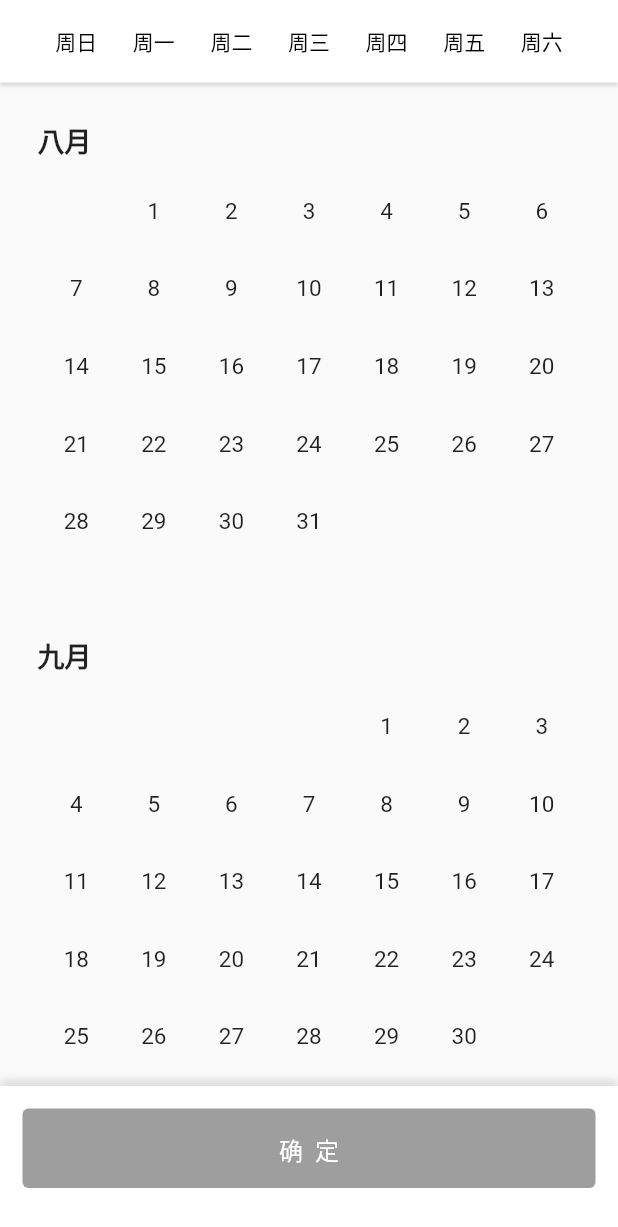
After one commit to zeqinjie/flutter_demo, a Flutter app: the screen it shows after launch, after a tap on "全屏日历", on a phone screen of 412 x 824 dp. The commit adds this screen. Shown: the top 1227 px of the screen. Run offline on Flutter 3.47's test engine with Material 2 defaults, Android fonts, the phone set to English and light mode, and no system bars; our stand-ins replace rive.

Commit message:
<add>: 日历 demo 调整为空安全

```diff
--- /dev/null
+++ b/lib/calendar_demo/calendar/calendar_list.dart
@@ -0,0 +1,219 @@
+library calendar_list;
+
+import 'package:flutter/material.dart';
+
+import 'month_view.dart';
+import 'weekday_row.dart';
+
+class CalendarList extends StatefulWidget {
+  final DateTime firstDate;
+  final DateTime lastDate;
+  final DateTime? selectedStartDate;
+  final DateTime? selectedEndDate;
+  final Function? onSelectFinish;
+
+  CalendarList({
+    Key? key,
+    required this.firstDate,
+    required this.lastDate,
+    this.onSelectFinish,
+    this.selectedStartDate,
+    this.selectedEndDate,
+  })  : assert(!firstDate.isAfter(lastDate),
+            'lastDate must be on or after firstDate'),
+        super(key: key);
+
+  @override
+  _CalendarListState createState() => _CalendarListState();
+}
+
+class _CalendarListState extends State<CalendarList> {
+  // ignore: non_constant_identifier_names
+  final double HORIZONTAL_PADDING = 25.0;
+  late DateTime? selectStartTime;
+  late DateTime? selectEndTime;
+  late int yearStart;
+  late int monthStart;
+  late int yearEnd;
+  late int monthEnd;
+  late int count;
+
+  @override
+  void initState() {
+    super.initState();
+    // 传入的开始日期
+    selectStartTime = widget.selectedStartDate;
+    // 传入的结束日期
+    selectEndTime = widget.selectedEndDate;
+    yearStart = widget.firstDate.year;
+    monthStart = widget.firstDate.month;
+    yearEnd = widget.lastDate.year;
+    monthEnd = widget.lastDate.month;
+    count = monthEnd - monthStart + (yearEnd - yearStart) * 12 + 1;
+  }
+
+  // 选项处理回调
+  void onSelectDayChanged(DateTime dateTime) {
+    if (selectStartTime == null && selectEndTime == null) {
+      selectStartTime = dateTime;
+    } else if (selectStartTime != null && selectEndTime == null) {
+      selectEndTime = dateTime;
+      // 如果选择的开始日期和结束日期相等，则清除选项
+      if (selectStartTime == selectEndTime) {
+        setState(() {
+          selectStartTime = null;
+          selectEndTime = null;
+        });
+        return;
+      }
+      // 如果用户反选，则交换开始和结束日期
+      if (selectStartTime!.isAfter(selectEndTime!)) {
+        DateTime temp = selectStartTime!;
+        selectStartTime = selectEndTime;
+        selectEndTime = temp;
+      }
+    } else if (selectStartTime != null && selectEndTime != null) {
+      selectStartTime = null;
+      selectEndTime = null;
+      selectStartTime = dateTime;
+    }
+    setState(() {
+      selectStartTime;
+      selectEndTime;
+    });
+  }
+
+  @override
+  Widget build(BuildContext context) {
+    return Scaffold(
+      body: SafeArea(
+        child: Stack(
+          children: <Widget>[
+            Positioned(
+              top: 0,
+              left: 0,
+              right: 0,
+              height: 55.0,
+              child: Container(
+                padding: EdgeInsets.only(
+                    left: HORIZONTAL_PADDING, right: HORIZONTAL_PADDING),
+                decoration: const BoxDecoration(
+                  // border: Border.all(width: 3, color: Color(0xffaaaaaa)),
+                  // 实现阴影效果
+                  color: Colors.white,
+                  boxShadow: [
+                    BoxShadow(
+                        color: Colors.black12,
+                        offset: Offset(0, 2.0),
+                        blurRadius: 1.0)
+                  ],
+                ),
+                child: WeekdayRow(),
+              ),
+            ),
+            Container(
+              margin: const EdgeInsets.only(top: 55.0, bottom: 100.0),
+              child: CustomScrollView(
+                slivers: <Widget>[
+                  SliverList(
+                    delegate: SliverChildBuilderDelegate(
+                      (BuildContext context, int index) {
+                        int month = index + monthStart;
+                        DateTime calendarDateTime = DateTime(yearStart, month);
+                        return _getMonthView(calendarDateTime);
+                      },
+                      childCount: count,
+                    ),
+                  ),
+                ],
+              ),
+            ),
+            Positioned(
+              bottom: 0.0,
+              left: 0.0,
+              right: 0.0,
+              height: 100.0,
+              child: Container(
+                alignment: Alignment.center,
+                padding: const EdgeInsets.only(
+                    left: 15.0, top: 15.0, bottom: 32.0, right: 15.0),
+                decoration: const BoxDecoration(
+                  // border: Border.all(width: 3, color: Color(0xffaaaaaa)),
+                  // 实现阴影效果
+                  color: Colors.white,
+                  boxShadow: [
+                    BoxShadow(
+                        color: Colors.black12,
+                        offset: Offset(0, -4.0),
+                        blurRadius: 4.0)
+                  ],
+                ),
+                child: Flex(
+                  direction: Axis.horizontal,
+                  children: <Widget>[
+                    Expanded(
+                      flex: 1,
+                      child: TextButton(
+                        onPressed: _finishSelect,
+                        style: ButtonStyle(
+                          textStyle: MaterialStateProperty.all(
+                            const TextStyle(
+                              color: Colors.white,
+                            ),
+                          ),
+                          padding: MaterialStateProperty.all(
+                            const EdgeInsets.only(
+                              top: 15.0,
+                              bottom: 15.0,
+                            ),
+                          ),
+                          backgroundColor: MaterialStateProperty.all(
+                              (selectStartTime != null ||
+                                      (selectStartTime != null &&
+                                          selectEndTime != null))
+                                  ? Colors.deepOrange
+                                  : Colors.grey),
+                        ),
+                        child: const DefaultTextStyle(
+                          style: TextStyle(
+                            color: Colors.white,
+                            fontSize: 16.0,
+                          ),
+                          child: Text(
+                            '确  定',
+                            textAlign: TextAlign.center,
+                          ),
+                        ),
+                      ),
+                    ),
+                  ],
+                ),
+              ),
+            )
+          ],
+        ),
+      ),
+    );
+  }
+
+  void _finishSelect() {
+    if (selectStartTime != null) {
+      widget.onSelectFinish!(selectStartTime, selectEndTime);
+    }
+  }
+
+  Widget _getMonthView(DateTime dateTime) {
+    int year = dateTime.year;
+    int month = dateTime.month;
+    return MonthView(
+      context: context,
+      year: year,
+      month: month,
+      padding: HORIZONTAL_PADDING,
+      dateTimeStart: selectStartTime,
+      dateTimeEnd: selectEndTime,
+      todayColor: Colors.deepOrange,
+      onSelectDayRang: (dateTime) => onSelectDayChanged(dateTime),
+    );
+  }
+}
--- /dev/null
+++ b/lib/calendar_demo/calendar/calendar_notification.dart
@@ -0,0 +1,7 @@
+import 'package:flutter/cupertino.dart';
+
+class CalendarNotification extends Notification {
+  CalendarNotification(this.selectDay);
+
+  final int selectDay;
+}
--- /dev/null
+++ b/lib/calendar_demo/calendar/day_number.dart
@@ -0,0 +1,66 @@
+/*
+ * @Author: zhengzeqin
+ * @Date: 2022-07-20 14:41:08
+ * @LastEditTime: 2022-07-20 16:34:44
+ * @Description: your project
+ */
+import 'package:flutter/material.dart';
+import 'calendar_notification.dart';
+
+class DayNumber extends StatefulWidget {
+  const DayNumber({
+    Key? key,
+    required this.size,
+    required this.day,
+    required this.isDefaultSelected,
+    this.isToday = false,
+    this.todayColor = Colors.blue,
+  }) : super(key: key);
+
+  final int day;
+  final bool isToday;
+  final Color? todayColor;
+  final double size;
+  final bool isDefaultSelected;
+
+  @override
+  _DayNumberState createState() => _DayNumberState();
+}
+
+class _DayNumberState extends State<DayNumber> {
+  final double itemMargin = 5.0;
+  bool isSelected = false;
+
+  Widget _dayItem() {
+    return Container(
+      width: widget.size - itemMargin * 2,
+      height: widget.size - itemMargin * 2,
+      margin: EdgeInsets.all(itemMargin),
+      alignment: Alignment.center,
+      decoration: (isSelected && widget.day > 0)
+          ? const BoxDecoration(color: Colors.blue)
+          : widget.isToday
+              ? BoxDecoration(color: widget.todayColor)
+              : null,
+      child: Text(
+        widget.day < 1 ? '' : widget.day.toString(),
+        textAlign: TextAlign.center,
+        style: TextStyle(
+          color: (widget.isToday || isSelected) ? Colors.white : Colors.black87,
+          fontSize: 15.0,
+          fontWeight: FontWeight.normal,
+        ),
+      ),
+    );
+  }
+
+  @override
+  Widget build(BuildContext context) {
+    isSelected = widget.isDefaultSelected;
+    return widget.day > 0
+        ? InkWell(
+            onTap: () => CalendarNotification(widget.day).dispatch(context),
+            child: _dayItem())
+        : _dayItem();
+  }
+}
--- /dev/null
+++ b/lib/calendar_demo/calendar/month_title.dart
@@ -0,0 +1,34 @@
+/*
+ * @Author: zhengzeqin
+ * @Date: 2022-07-20 14:41:08
+ * @LastEditTime: 2022-07-20 16:42:07
+ * @Description: your project
+ */
+import 'package:flutter/material.dart';
+
+import 'utils/dates.dart';
+
+class MonthTitle extends StatelessWidget {
+  const MonthTitle({
+    Key? key,
+    required this.month,
+    this.monthNames,
+  }) : super(key: key);
+
+  final int month;
+  final List<String>? monthNames;
+
+  @override
+  Widget build(BuildContext context) {
+    return Text(
+      getMonthName(month, monthNames: monthNames),
+      style: const TextStyle(
+        fontSize: 18.0,
+        fontWeight: FontWeight.w600,
+      ),
+      maxLines: 1,
+      overflow: TextOverflow.fade,
+      softWrap: false,
+    );
+  }
+}
--- /dev/null
+++ b/lib/calendar_demo/calendar/month_view.dart
@@ -0,0 +1,136 @@
+import 'package:flutter/material.dart';
+import 'calendar_notification.dart';
+import 'day_number.dart';
+import 'month_title.dart';
+import 'utils/dates.dart';
+import 'utils/screen_sizes.dart';
+
+class MonthView extends StatefulWidget {
+  const MonthView({
+    Key? key,
+    required this.context,
+    required this.year,
+    required this.month,
+    required this.padding,
+    required this.dateTimeStart,
+    required this.dateTimeEnd,
+    required this.onSelectDayRang,
+    this.todayColor,
+    this.monthNames,
+  }) : super(key: key);
+
+  final BuildContext context;
+  final int year;
+  final int month;
+  final double padding;
+  final Color? todayColor;
+  final List<String>? monthNames;
+  final DateTime? dateTimeStart;
+  final DateTime? dateTimeEnd;
+  final Function onSelectDayRang;
+
+  double get itemWidth => getDayNumberSize(context, padding);
+
+  @override
+  _MonthViewState createState() => _MonthViewState();
+}
+
+class _MonthViewState extends State<MonthView> {
+  DateTime? selectedDate;
+
+  Widget buildMonthDays(BuildContext context) {
+    List<Row> dayRows = <Row>[];
+    List<DayNumber> dayRowChildren = <DayNumber>[];
+
+    int daysInMonth = getDaysInMonth(widget.year, widget.month);
+
+    // 日 一 二 三 四 五 六
+    int firstWeekdayOfMonth = DateTime(widget.year, widget.month, 2).weekday;
+
+    for (int day = 2 - firstWeekdayOfMonth; day <= daysInMonth; day++) {
+      DateTime moment = DateTime(widget.year, widget.month, day);
+      final bool isToday = dateIsToday(moment);
+
+      bool isDefaultSelected = false;
+      if (widget.dateTimeStart == null &&
+          widget.dateTimeEnd == null &&
+          selectedDate == null) {
+        isDefaultSelected = false;
+      }
+      if (widget.dateTimeStart == selectedDate &&
+          widget.dateTimeEnd == null &&
+          selectedDate?.day == day &&
+          day > 0) {
+        isDefaultSelected = true;
+      }
+      if (widget.dateTimeStart != null && widget.dateTimeEnd != null) {
+        isDefaultSelected = (moment.isAtSameMomentAs(widget.dateTimeStart!) ||
+                    moment.isAtSameMomentAs(widget.dateTimeEnd!)) ||
+                moment.isAfter(widget.dateTimeStart!) &&
+                    moment.isBefore(widget.dateTimeEnd!) &&
+                    day > 0
+            ? true
+            : false;
+      }
+
+      dayRowChildren.add(
+        DayNumber(
+          size: widget.itemWidth,
+          day: day,
+          isToday: isToday,
+          isDefaultSelected: isDefaultSelected,
+          todayColor: widget.todayColor,
+        ),
+      );
+
+      if ((day - 1 + firstWeekdayOfMonth) % DateTime.daysPerWeek == 0 ||
+          day == daysInMonth) {
+        dayRows.add(
+          Row(
+            children: List<DayNumber>.from(dayRowChildren),
+          ),
+        );
+        dayRowChildren.clear();
+      }
+    }
+
+    return Column(
+      crossAxisAlignment: CrossAxisAlignment.start,
+      children: dayRows,
+    );
+  }
+
+  Widget buildMonthView(BuildContext context) {
+    return NotificationListener<CalendarNotification>(
+        onNotification: (notification) {
+          selectedDate =
+              DateTime(widget.year, widget.month, notification.selectDay);
+          widget.onSelectDayRang(selectedDate);
+          return true;
+        },
+        child: Container(
+          width: 7 * getDayNumberSize(context, widget.padding),
+          margin: EdgeInsets.all(widget.padding),
+          child: Column(
+            crossAxisAlignment: CrossAxisAlignment.start,
+            children: <Widget>[
+              MonthTitle(
+                month: widget.month,
+                monthNames: widget.monthNames,
+              ),
+              Container(
+                margin: const EdgeInsets.only(top: 8.0),
+                child: buildMonthDays(context),
+              ),
+            ],
+          ),
+        ));
+  }
+
+  @override
+  Widget build(BuildContext context) {
+    return Container(
+      child: buildMonthView(context),
+    );
+  }
+}
--- /dev/null
+++ b/lib/calendar_demo/calendar/utils/dates.dart
@@ -0,0 +1,38 @@
+/*
+ * @Author: zhengzeqin
+ * @Date: 2022-07-20 14:41:08
+ * @LastEditTime: 2022-07-20 16:39:34
+ * @Description: your project
+ */
+bool dateIsToday(DateTime date) {
+  final DateTime now = DateTime.now();
+  return date.isAtSameMomentAs(DateTime(now.year, now.month, now.day));
+}
+
+int getDaysInMonth(int year, int month) {
+  return month < DateTime.monthsPerYear
+      ? DateTime(year, month + 1, 0).day
+      : DateTime(year + 1, 1, 0).day;
+}
+
+String getMonthName(
+  int month, {
+  List<String>? monthNames,
+}) {
+  final List<String> names = monthNames ??
+      <String>[
+        '一月',
+        '二月',
+        '三月',
+        '四月',
+        '五月',
+        '六月',
+        '七月',
+        '八月',
+        '九月',
+        '十月',
+        '十一月',
+        '十二月',
+      ];
+  return names[month - 1];
+}
--- /dev/null
+++ b/lib/calendar_demo/calendar/utils/screen_sizes.dart
@@ -0,0 +1,35 @@
+/*
+ * @Author: zhengzeqin
+ * @Date: 2022-07-20 14:41:08
+ * @LastEditTime: 2022-07-20 16:40:19
+ * @Description: your project
+ */
+import 'package:flutter/material.dart';
+
+enum ScreenSizes {
+  small,
+  medium,
+  large,
+}
+
+ScreenSizes screenSize(BuildContext context) {
+  final double width = MediaQuery.of(context).size.width;
+  if (width < 340) {
+    return ScreenSizes.small;
+  } else if (width < 540) {
+    return ScreenSizes.medium;
+  } else {
+    return ScreenSizes.large;
+  }
+}
+
+double getDayNumberSize(BuildContext context, double padding) {
+  return (MediaQuery.of(context).size.width - padding * 2) / 7;
+}
+
+double getMonthViewHeight(BuildContext context) {
+  const double padding = 8.0;
+  const double titleHeight = 21.0;
+
+  return (2 * padding) + titleHeight + 8.0 + (6 * getDayNumberSize(context, 0));
+}
--- /dev/null
+++ b/lib/calendar_demo/calendar/weekday_row.dart
@@ -0,0 +1,43 @@
+/*
+ * @Author: zhengzeqin
+ * @Date: 2022-07-20 14:41:08
+ * @LastEditTime: 2022-07-20 16:42:41
+ * @Description: your project
+ */
+import 'package:flutter/material.dart';
+
+class WeekdayRow extends StatelessWidget {
+  const WeekdayRow({Key? key}) : super(key: key);
+
+  Widget _weekdayContainer(String weekDay) => Expanded(
+        child: Center(
+          child: DefaultTextStyle(
+            style: const TextStyle(
+              color: Colors.black,
+              fontSize: 14.0,
+            ),
+            child: Text(
+              weekDay,
+            ),
+          ),
+        ),
+      );
+
+  List<Widget> _renderWeekDays() {
+    List<Widget> list = [];
+    list.add(_weekdayContainer("周日"));
+    list.add(_weekdayContainer("周一"));
+    list.add(_weekdayContainer("周二"));
+    list.add(_weekdayContainer("周三"));
+    list.add(_weekdayContainer("周四"));
+    list.add(_weekdayContainer("周五"));
+    list.add(_weekdayContainer("周六"));
+    return list;
+  }
+
+  @override
+  Widget build(BuildContext context) => Row(
+        mainAxisAlignment: MainAxisAlignment.spaceBetween,
+        children: _renderWeekDays(),
+      );
+}
--- /dev/null
+++ b/lib/calendar_demo/fullscreen_demo.dart
@@ -0,0 +1,37 @@
+/*
+ * @Author: zhengzeqin
+ * @Date: 2022-07-20 14:41:08
+ * @LastEditTime: 2022-07-20 16:47:02
+ * @Description: your project
+ */
+import 'package:flutter/material.dart';
+import 'calendar/calendar_list.dart';
+
+class TWCalendarFullScreen extends StatefulWidget {
+  const TWCalendarFullScreen({
+    Key? key,
+  }) : super(key: key);
+
+  @override
+  _TWCalendarFullScreenState createState() => _TWCalendarFullScreenState();
+}
+
+class _TWCalendarFullScreenState extends State<TWCalendarFullScreen> {
+  @override
+  Widget build(BuildContext context) {
+    return CalendarList(
+      firstDate: DateTime(2022, 8, 1),
+      lastDate: DateTime(2022, 9, 2),
+//      selectedStartDate: DateTime(2019, 8, 28),
+//      selectedEndDate: DateTime(2019, 9, 2),
+      onSelectFinish: (selectStartTime, selectEndTime) {
+        List<DateTime> result = <DateTime>[];
+        result.add(selectStartTime);
+        if (selectEndTime != null) {
+          result.add(selectEndTime);
+        }
+        Navigator.pop(context, result);
+      },
+    );
+  }
+}
--- /dev/null
+++ b/lib/calendar_demo/tw_calendar_app.dart
@@ -0,0 +1,97 @@
+/*
+ * @Author: zhengzeqin
+ * @Date: 2022-07-20 14:27:01
+ * @LastEditTime: 2022-07-20 16:53:22
+ * @Description: 日历组件
+ */
+import 'package:flutter/material.dart';
+import 'package:tw_chart_demo/calendar_demo/fullscreen_demo.dart';
+
+class TWCalendarApp extends StatefulWidget {
+  const TWCalendarApp({Key? key}) : super(key: key);
+
+  @override
+  State<TWCalendarApp> createState() => _TWCalendarAppAppState();
+}
+
+class _TWCalendarAppAppState extends State<TWCalendarApp> {
+  @override
+  Widget build(BuildContext context) {
+    return MaterialApp(
+      theme: ThemeData(primarySwatch: Colors.blue),
+      debugShowCheckedModeBanner: false,
+      home: Scaffold(
+        appBar: AppBar(
+          title: const Text('日历 demo'),
+        ),
+        body: const _HomePage(),
+      ),
+    );
+  }
+}
+
+class _HomePage extends StatefulWidget {
+  const _HomePage({Key? key}) : super(key: key);
+
+  @override
+  _HomePageState createState() => _HomePageState();
+}
+
+class _HomePageState extends State<_HomePage> {
+  List<DateTime> selectResult1 = <DateTime>[];
+  List<DateTime> selectResult2 = <DateTime>[];
+
+  // 全屏方式
+  _showNavigateFullScreen(BuildContext context) async {
+    selectResult1 = await Navigator.push(
+      context,
+      MaterialPageRoute(builder: (context) => const TWCalendarFullScreen()),
+    );
+  }
+
+  // Dialog方式
+  _showNavigateDailog(BuildContext context) {
+    showModalBottomSheet(
+      context: context,
+      builder: (BuildContext context) {
+        return const SizedBox(
+          height: 600.0,
+          child: TWCalendarFullScreen(),
+        );
+      },
+    ).then((result) {
+      setState(() {
+        selectResult2 = result;
+      });
+    });
+  }
+
+  @override
+  Widget build(BuildContext context) {
+    return Center(
+      child: Column(
+        // mainAxisAlignment: MainAxisAlignment.center,
+        children: <Widget>[
+          TextButton(
+            child: const Text('全屏日历'),
+            onPressed: () {
+              _showNavigateFullScreen(context);
+            },
+          ),
+          Text(
+            selectResult1.toString(),
+          ),
+          TextButton(
+            child: const Text('弹出框日历'),
+            onPressed: () {
+              _showNavigateDailog(context);
+            },
+          ),
+          Text(
+            selectResult2.toString(),
+          ),
+        ],
+      ),
+    );
+  }
+}
--- a/lib/main.dart
+++ b/lib/main.dart
@@ -1,9 +1,17 @@
+/*
+ * @Author: zhengzeqin
+ * @Date: 2022-07-20 14:23:41
+ * @LastEditTime: 2022-07-20 14:28:25
+ * @Description: your project
+ */
 // @dart=2.9
 
 import 'package:flutter/material.dart';
 import 'package:tw_chart_demo/animation_demo/tw_animation_app.dart';
+import 'package:tw_chart_demo/calendar_demo/tw_calendar_app.dart';
 
 void main() {
   // runApp(const TWSliverApp());
-  runApp(const TWAnimationApp());
+  // runApp(const TWAnimationApp());
+  runApp(const TWCalendarApp());
 }
--- a/pubspec.yaml
+++ b/pubspec.yaml
@@ -30,10 +30,11 @@ dependencies:
   flutter:
     sdk: flutter
 
-
   # The following adds the Cupertino Icons font to your application.
   # Use with the CupertinoIcons class for iOS style icons.
   cupertino_icons: ^1.0.2
+  # https://github.com/johnpryan/date_utils
+  date_utils: ^0.2.0
 
   rive: ^0.8.4
 
```
Also changed, not shown: pubspec.lock, 1 other file.
